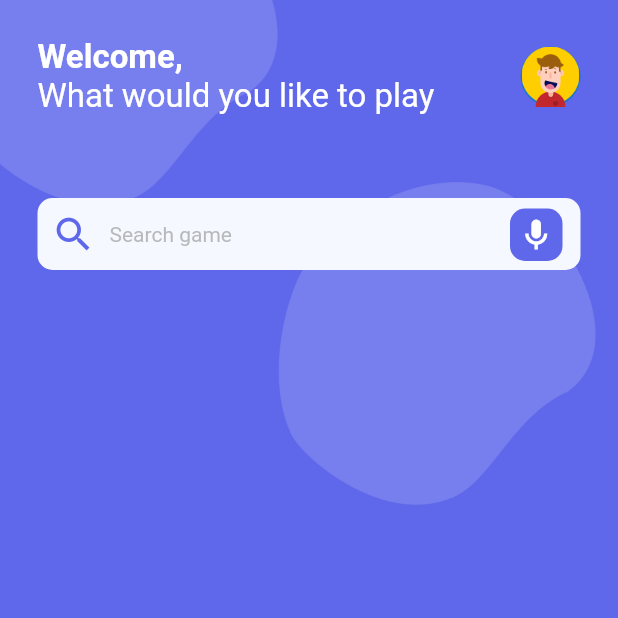
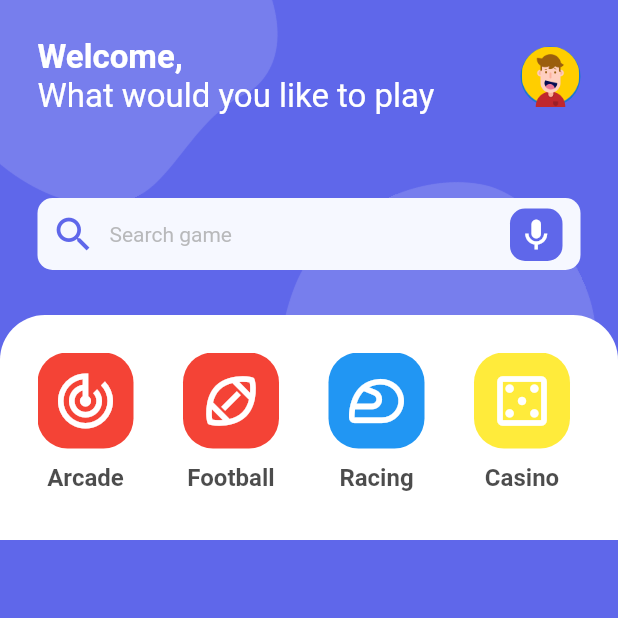
Before and after one commit to abdullakn/game_store, a Flutter app: the screen it shows after launch, on a phone screen of 412 x 824 dp, the top half of it. Run offline on Flutter 3.47's test engine with Material 2 defaults, Android fonts, the light colour scheme and no system bars.

Commit message:
category card completed

```diff
--- a/lib/screens/home/home.dart
+++ b/lib/screens/home/home.dart
@@ -1,5 +1,6 @@
 import 'package:flutter/material.dart';
 import 'package:game_store_app/constants/colors.dart';
+import 'package:game_store_app/screens/home/widgets/category.dart';
 import 'package:game_store_app/screens/home/widgets/header.dart';
 import 'package:game_store_app/screens/home/widgets/search.dart';
 
@@ -36,7 +37,8 @@ class HomePage extends StatelessWidget {
           Column(
             children: [
               Header(),
-              Seacrh()
+              Seacrh(),
+              CategoryGame()
 
             ],
           )
--- /dev/null
+++ b/lib/screens/home/widgets/category.dart
@@ -0,0 +1,72 @@
+import 'package:flutter/material.dart';
+
+class CategoryGame extends StatelessWidget {
+  CategoryGame({Key? key}) : super(key: key);
+  final category_list = [
+    {
+      'icon': Icons.track_changes_outlined,
+      'color': Colors.red,
+      'title': 'Arcade'
+    },
+     {
+      'icon': Icons.sports_football_outlined,
+      'color': Colors.red,
+      'title': 'Football'
+    },
+    {
+      'icon': Icons.sports_motorsports_outlined,
+      'color': Colors.blue,
+      'title': 'Racing'
+    },
+    {'icon': Icons.casino_outlined, 'color': Colors.yellow, 'title': 'Casino'},
+    {
+      'icon': Icons.sports_cricket_outlined,
+      'color': Colors.green,
+      'title': 'Cricket'
+    },
+      {
+      'icon': Icons.sports_hockey_outlined,
+      'color': Colors.green,
+      'title': 'Hockey'
+    },
+  ];
+
+  @override
+  Widget build(BuildContext context) {
+    return Container(
+      decoration: BoxDecoration(
+          color: Colors.white,
+          borderRadius: BorderRadius.only(
+              topLeft: Radius.circular(30), topRight: Radius.circular(30))),
+      child: Column(
+        children: [
+          Container(
+            padding: EdgeInsets.all(25),
+            height: 150,
+            child: ListView.separated(
+              scrollDirection: Axis.horizontal,
+                itemBuilder: (_, index) =>
+                    Column(
+                      children: [
+                        Container(
+                          padding: EdgeInsets.all(10),
+                        decoration: BoxDecoration(
+                          color: category_list[index]['color'] as Color,
+                          borderRadius: BorderRadius.circular(20)
+                        ),
+                        child: Icon(category_list[index]['icon'] as IconData,color: Colors.white,size: 44,),
+                        ),
+                        SizedBox(height: 10,),
+                        Text(category_list[index]['title'] as String,style: TextStyle(fontWeight: FontWeight.bold,fontSize: 16,color: Colors.black.withOpacity(0.7)),)
+                      ],
+                    ),
+                separatorBuilder: (_, index) => SizedBox(
+                      width: 33,
+                    ),
+                itemCount: category_list.length),
+          )
+        ],
+      ),
+    );
+  }
+}
```
